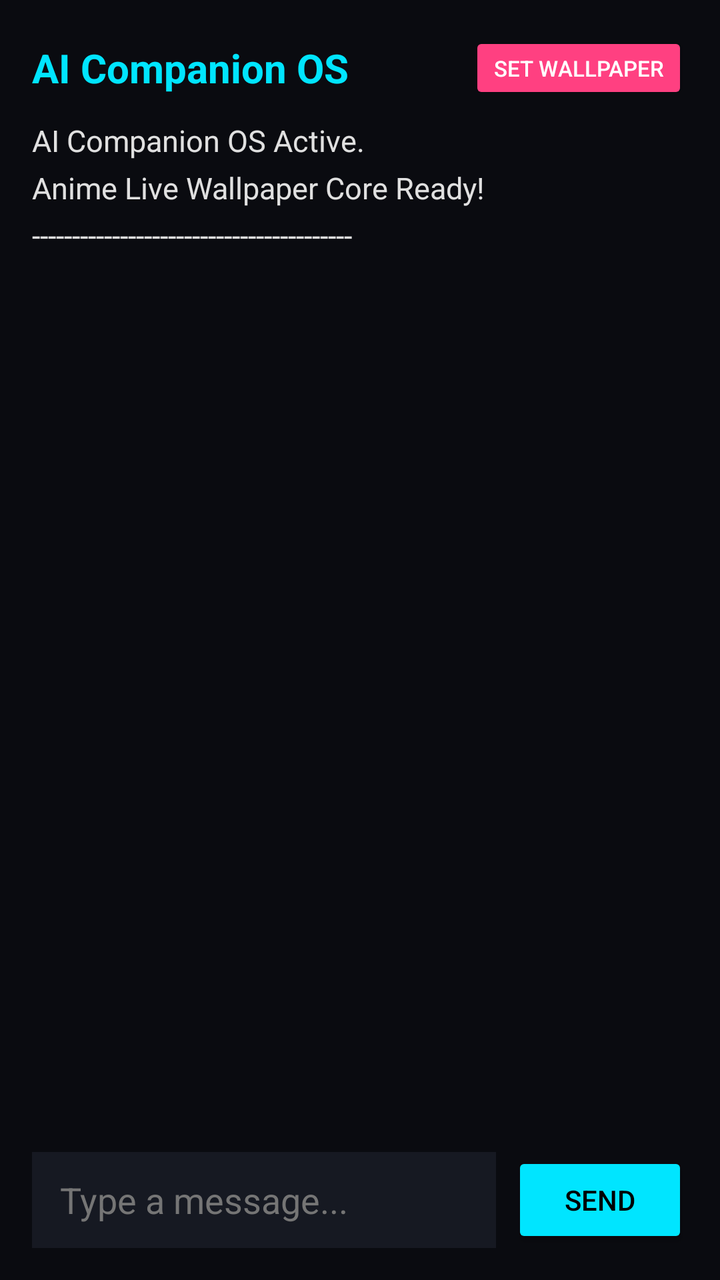
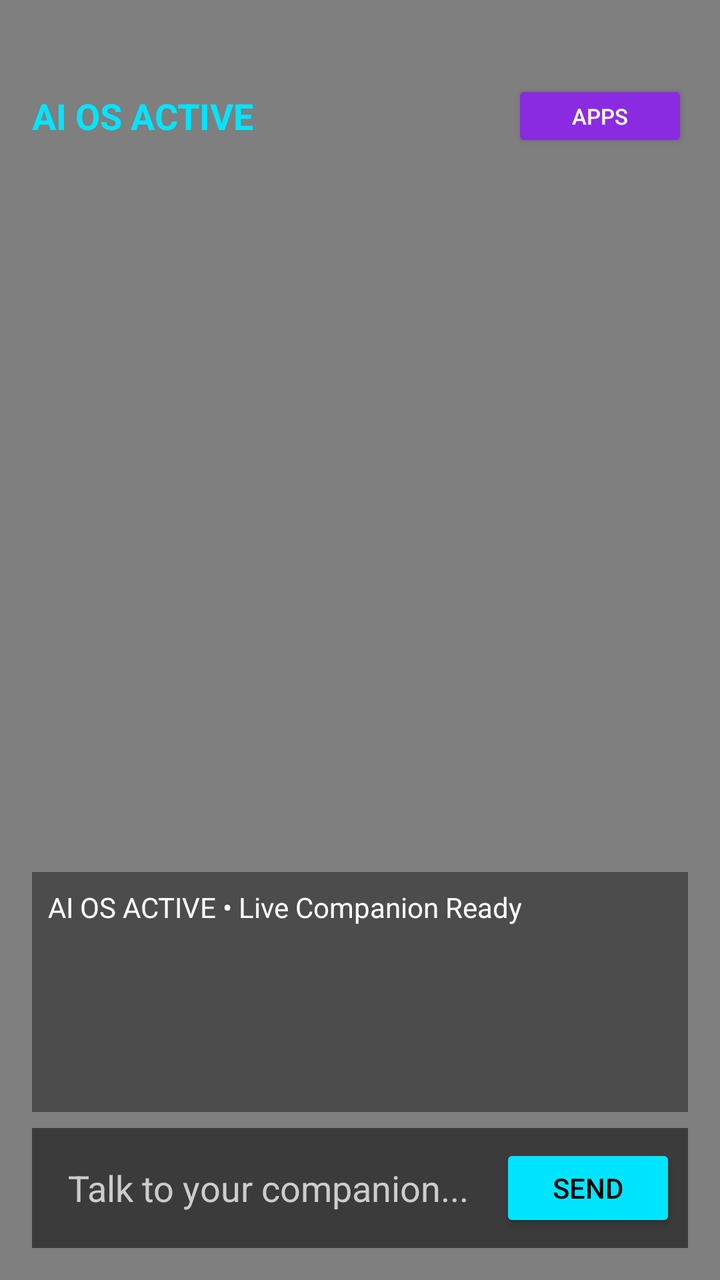

Two renders of the same Android screen: before a commit and after it. Below are the layout's source before the change and the commit's diff.
<!-- AndroidManifest.xml: application theme Theme.AICompanion -->
<!-- res/layout/activity_main.xml -->
<?xml version="1.0" encoding="utf-8"?>
<LinearLayout xmlns:android="http://schemas.android.com/apk/res/android"
    android:layout_width="match_parent"
    android:layout_height="match_parent"
    android:orientation="vertical"
    android:background="#0A0B10"
    android:padding="16dp">

    
    <LinearLayout
        android:layout_width="match_parent"
        android:layout_height="wrap_content"
        android:orientation="horizontal"
        android:gravity="center_vertical"
        android:layout_marginBottom="8dp">

        <TextView
            android:layout_width="0dp"
            android:layout_height="wrap_content"
            android:layout_weight="1"
            android:text="AI Companion OS"
            android:textColor="#00E5FF"
            android:textSize="20sp"
            android:textStyle="bold" />

        <Button
            android:id="@+id/btnWallpaper"
            android:layout_width="wrap_content"
            android:layout_height="36dp"
            android:text="Set Wallpaper"
            android:textSize="11sp"
            android:backgroundTint="#FF4081"
            android:textColor="#FFFFFF" />
    </LinearLayout>

    
    <ScrollView
        android:id="@+id/chatScroll"
        android:layout_width="match_parent"
        android:layout_height="0dp"
        android:layout_weight="1"
        android:fillViewport="true">

        <TextView
            android:id="@+id/chatDisplay"
            android:layout_width="match_parent"
            android:layout_height="wrap_content"
            android:textColor="#E0E0E0"
            android:textSize="15sp"
            android:lineSpacingExtra="6dp"
            android:text="AI Companion OS Active.\nAnime Live Wallpaper Core Ready!\n----------------------------------------\n\n" />
    </ScrollView>

    
    <LinearLayout
        android:layout_width="match_parent"
        android:layout_height="wrap_content"
        android:orientation="horizontal"
        android:gravity="center_vertical"
        android:layout_marginTop="8dp">

        <EditText
            android:id="@+id/messageInput"
            android:layout_width="0dp"
            android:layout_height="48dp"
            android:layout_weight="1"
            android:background="#161922"
            android:hint="Type a message..."
            android:textColorHint="#757575"
            android:textColor="#FFFFFF"
            android:paddingLeft="14dp"
            android:paddingRight="14dp" />

        <Button
            android:id="@+id/sendButton"
            android:layout_width="wrap_content"
            android:layout_height="48dp"
            android:text="Send"
            android:layout_marginStart="8dp"
            android:backgroundTint="#00E5FF"
            android:textColor="#000000" />
    </LinearLayout>

</LinearLayout>
<!-- resources referenced by this layout -->
<resources>
  <style name="Theme.AICompanion" parent="Theme.AppCompat.Light.NoActionBar">
          <item name="android:statusBarColor">#0C0C14</item>
      </style>
</resources>

<!-- the commit's change to res/layout/activity_main.xml (unified diff, before → after) -->
@@ -1,84 +1,100 @@
 <?xml version="1.0" encoding="utf-8"?>
-<LinearLayout xmlns:android="http://schemas.android.com/apk/res/android"
+<FrameLayout xmlns:android="http://schemas.android.com/apk/res/android"
     android:layout_width="match_parent"
     android:layout_height="match_parent"
-    android:orientation="vertical"
-    android:background="#0A0B10"
-    android:padding="16dp">
+    android:background="#000000">
 
-    
+    <VideoView
+        android:id="@+id/animeVideoView"
+        android:layout_width="match_parent"
+        android:layout_height="match_parent"
+        android:layout_gravity="center" />
+
     <LinearLayout
         android:layout_width="match_parent"
-        android:layout_height="wrap_content"
-        android:orientation="horizontal"
-        android:gravity="center_vertical"
-        android:layout_marginBottom="8dp">
+        android:layout_height="match_parent"
+        android:orientation="vertical"
+        android:padding="16dp">
 
-        <TextView
-            android:layout_width="0dp"
+        <LinearLayout
+            android:layout_width="match_parent"
             android:layout_height="wrap_content"
+            android:orientation="horizontal"
+            android:gravity="center_vertical"
+            android:layout_marginTop="24dp">
+
+            <TextView
+                android:layout_width="0dp"
+                android:layout_height="wrap_content"
+                android:layout_weight="1"
+                android:text="AI OS ACTIVE"
+                android:textColor="#00E5FF"
+                android:textSize="18sp"
+                android:textStyle="bold" />
+
+            <Button
+                android:id="@+id/btnAppDrawer"
+                android:layout_width="wrap_content"
+                android:layout_height="36dp"
+                android:text="Apps"
+                android:textSize="11sp"
+                android:backgroundTint="#8A2BE2"
+                android:textColor="#FFFFFF" />
+        </LinearLayout>
+
+        <LinearLayout
+            android:layout_width="match_parent"
+            android:layout_height="0dp"
             android:layout_weight="1"
-            android:text="AI Companion OS"
-            android:textColor="#00E5FF"
-            android:textSize="20sp"
-            android:textStyle="bold" />
+            android:orientation="vertical" />
 
-        <Button
-            android:id="@+id/btnWallpaper"
-            android:layout_width="wrap_content"
-            android:layout_height="36dp"
-            android:text="Set Wallpaper"
-            android:textSize="11sp"
-            android:backgroundTint="#FF4081"
-            android:textColor="#FFFFFF" />
+        <ScrollView
+            android:id="@+id/chatScroll"
+            android:layout_width="match_parent"
+            android:layout_height="120dp"
+            android:background="#66000000"
+            android:padding="8dp"
+            android:layout_marginBottom="8dp">
+
+            <TextView
+                android:id="@+id/chatDisplay"
+                android:layout_width="match_parent"
+                android:layout_height="wrap_content"
+                android:textColor="#FFFFFF"
+                android:textSize="14sp"
+                android:lineSpacingExtra="4dp"
+                android:text="AI OS ACTIVE • Live Companion Ready\n\n" />
+        </ScrollView>
+
+        <LinearLayout
+            android:layout_width="match_parent"
+            android:layout_height="wrap_content"
+            android:orientation="horizontal"
+            android:gravity="center_vertical"
+            android:background="#88000000"
+            android:padding="6dp">
+
+            <EditText
+                android:id="@+id/messageInput"
+                android:layout_width="0dp"
+                android:layout_height="48dp"
+                android:layout_weight="1"
+                android:background="@null"
+                android:hint="Talk to your companion..."
+                android:textColorHint="#CCCCCC"
+                android:textColor="#FFFFFF"
+                android:paddingLeft="12dp"
+                android:paddingRight="12dp" />
+
+            <Button
+                android:id="@+id/sendButton"
+                android:layout_width="wrap_content"
+                android:layout_height="44dp"
+                android:text="Send"
+                android:backgroundTint="#00E5FF"
+                android:textColor="#000000" />
+        </LinearLayout>
+
     </LinearLayout>
 
-    
-    <ScrollView
-        android:id="@+id/chatScroll"
-        android:layout_width="match_parent"
-        android:layout_height="0dp"
-        android:layout_weight="1"
-        android:fillViewport="true">
-
-        <TextView
-            android:id="@+id/chatDisplay"
-            android:layout_width="match_parent"
-            android:layout_height="wrap_content"
-            android:textColor="#E0E0E0"
-            android:textSize="15sp"
-            android:lineSpacingExtra="6dp"
-            android:text="AI Companion OS Active.\nAnime Live Wallpaper Core Ready!\n----------------------------------------\n\n" />
-    </ScrollView>
-
-    
-    <LinearLayout
-        android:layout_width="match_parent"
-        android:layout_height="wrap_content"
-        android:orientation="horizontal"
-        android:gravity="center_vertical"
-        android:layout_marginTop="8dp">
-
-        <EditText
-            android:id="@+id/messageInput"
-            android:layout_width="0dp"
-            android:layout_height="48dp"
-            android:layout_weight="1"
-            android:background="#161922"
-            android:hint="Type a message..."
-            android:textColorHint="#757575"
-            android:textColor="#FFFFFF"
-            android:paddingLeft="14dp"
-            android:paddingRight="14dp" />
-
-        <Button
-            android:id="@+id/sendButton"
-            android:layout_width="wrap_content"
-            android:layout_height="48dp"
-            android:text="Send"
-            android:layout_marginStart="8dp"
-            android:backgroundTint="#00E5FF"
-            android:textColor="#000000" />
-    </LinearLayout>
-
-</LinearLayout>
+</FrameLayout>
